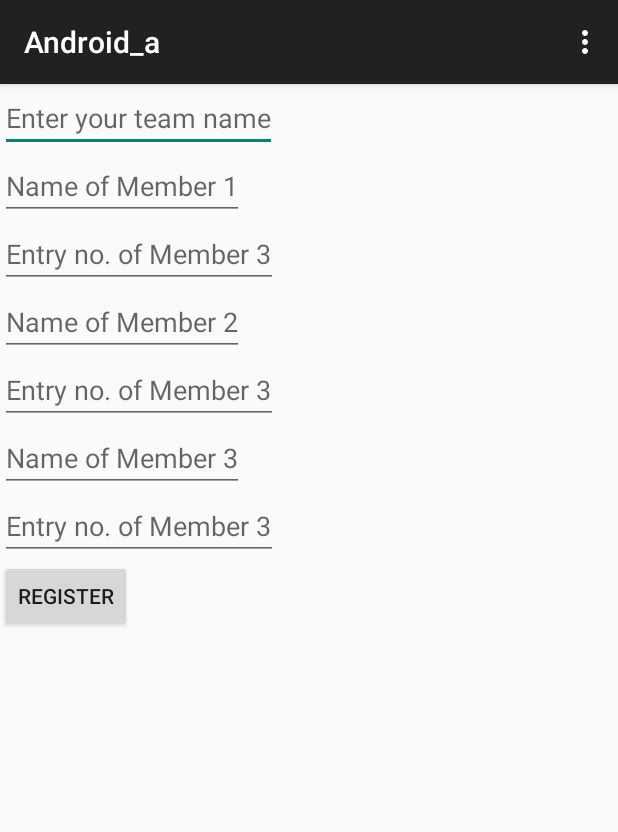
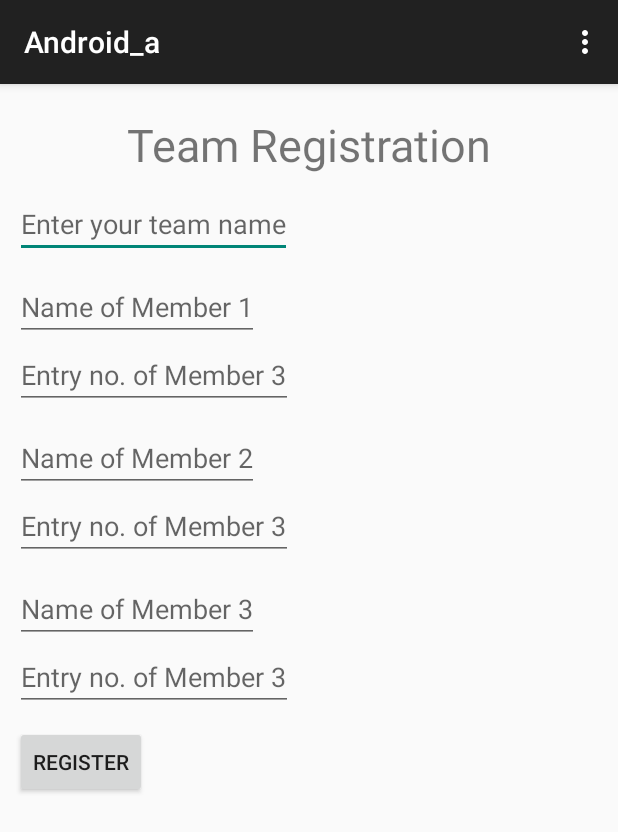
Before and after one commit to Prakhar0409/Android_app, an Android app: the screen it shows after launch (MainActivity), on a phone screen of 412 x 824 dp. Shown: the top 832 px of the screen. Run offline under Robolectric (Android 15) with nearby library versions, the phone set to English and light mode, and no system bars.

Commit message:
Made some UI changes

```diff
--- a/app/src/main/res/layout/activity_main.xml
+++ b/app/src/main/res/layout/activity_main.xml
@@ -3,7 +3,8 @@
     xmlns:tools="http://schemas.android.com/tools"
     android:orientation="vertical"
     android:layout_width="match_parent"
-    android:layout_height="match_parent" >
+    android:layout_height="match_parent"
+    android:padding="10dp">
     <!--app:layout_behavior="@string/appbar_scrolling_view_behavior">-->
     <!--tools:showIn="@layout/activity_my">-->
     <!--<AutoCompleteTextView android:id="@+id/entry1auto"-->
@@ -11,12 +12,22 @@
         <!--android:layout_height="wrap_content"-->
         <!--android:hint="@string/entry1"/>-->
 
+    <TextView
+        android:layout_width="wrap_content"
+        android:layout_height="wrap_content"
+        android:text="Team Registration"
+        android:textSize="30dp"
+        android:layout_gravity="center"
+        android:layout_marginTop="10dp"/>
+
     <AutoCompleteTextView android:id="@+id/team"
+        android:layout_marginTop="10dp"
         android:layout_width="wrap_content"
         android:layout_height="wrap_content"
         android:hint="@string/teamname"/>
 
     <AutoCompleteTextView android:id="@+id/name1"
+        android:layout_marginTop="10dp"
         android:layout_width="wrap_content"
         android:layout_height="wrap_content"
         android:hint="@string/name1" />
@@ -27,6 +38,7 @@
         android:hint="@string/entry1" />
 
     <AutoCompleteTextView android:id="@+id/name2"
+        android:layout_marginTop="10dp"
         android:layout_width="wrap_content"
         android:layout_height="wrap_content"
         android:hint="@string/name2" />
@@ -37,6 +49,7 @@
         android:hint="@string/entry2" />
 
     <AutoCompleteTextView android:id="@+id/name3"
+        android:layout_marginTop="10dp"
         android:layout_width="wrap_content"
         android:layout_height="wrap_content"
         android:hint="@string/name3" />
@@ -47,6 +60,7 @@
         android:hint="@string/entry3" />
 
     <Button android:id="@+id/send"
+        android:layout_marginTop="10dp"
         android:layout_width="wrap_content"
         android:layout_height="wrap_content"
         android:text="@string/button_send"
```
Also changed, not shown: 1 other file.
